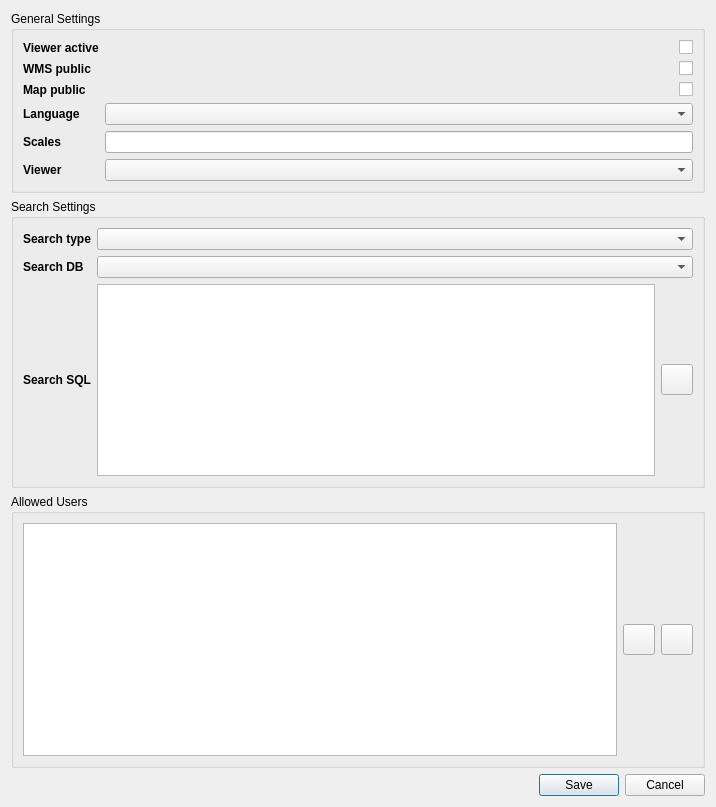
Qt form qgiscloud/mapsettings.ui (qgiscloud/qgis-cloud-plugin) before a commit.
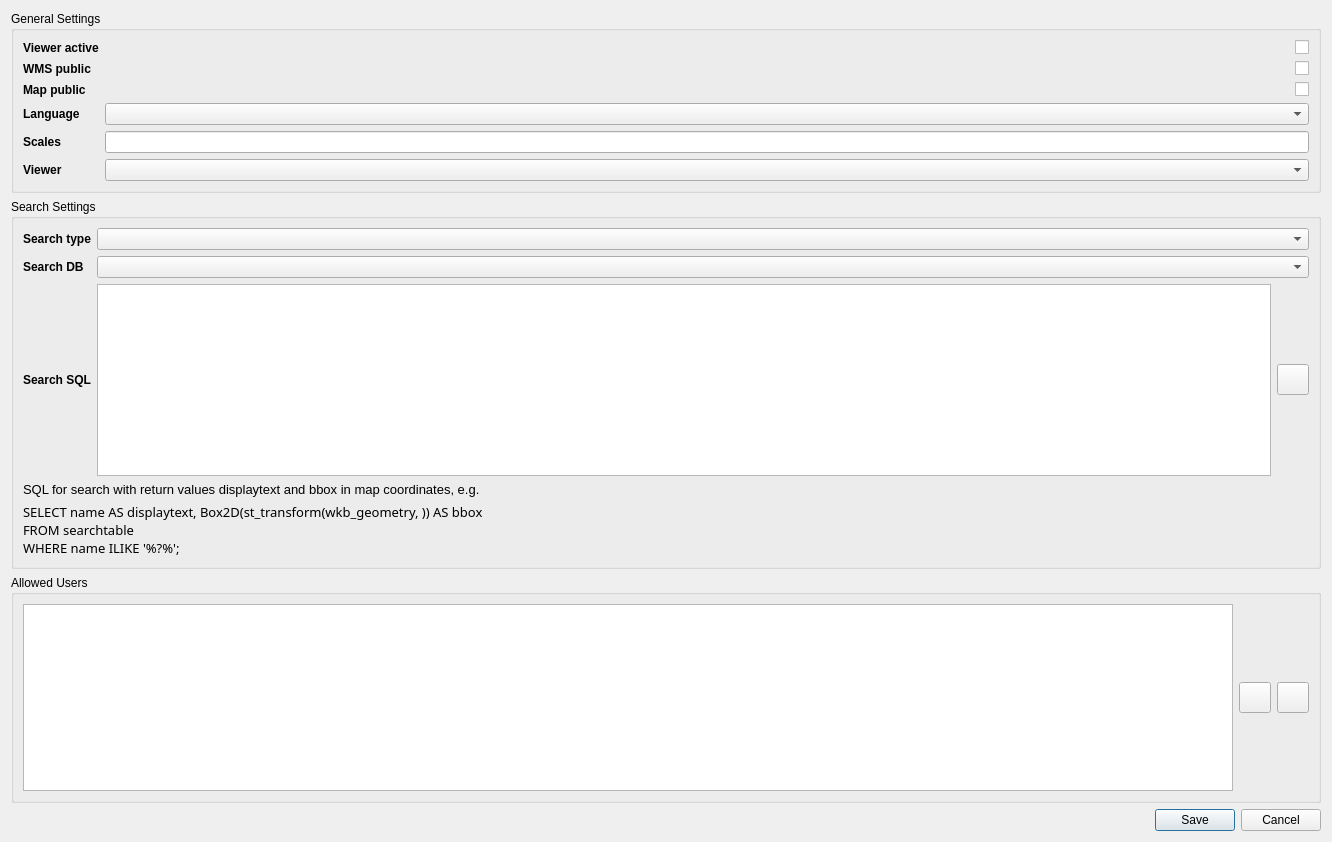
The same form after that commit. Custom widgets are drawn as their Qt base class.

```diff
--- a/qgiscloud/mapsettings.ui
+++ b/qgiscloud/mapsettings.ui
@@ -6,8 +6,8 @@
    <rect>
     <x>0</x>
     <y>0</y>
-    <width>716</width>
-    <height>807</height>
+    <width>1332</width>
+    <height>842</height>
    </rect>
   </property>
   <property name="windowTitle">
@@ -229,6 +229,21 @@
       <string>Search Settings</string>
      </property>
      <layout class="QGridLayout" name="gridLayout_4">
+      <item row="1" column="1">
+       <widget class="QLabel" name="label">
+        <property name="font">
+         <font>
+          <pointsize>10</pointsize>
+         </font>
+        </property>
+        <property name="text">
+         <string>SQL for search with return values displaytext and bbox in map coordinates, e.g. </string>
+        </property>
+        <property name="wordWrap">
+         <bool>true</bool>
+        </property>
+       </widget>
+      </item>
       <item row="0" column="1">
        <layout class="QGridLayout" name="gridLayout_6">
         <item row="1" column="1">
@@ -298,6 +313,21 @@
         </item>
        </layout>
       </item>
+      <item row="2" column="1">
+       <widget class="QLabel" name="label_2">
+        <property name="font">
+         <font>
+          <family>Courier 10 Pitch</family>
+          <pointsize>10</pointsize>
+         </font>
+        </property>
+        <property name="text">
+         <string>SELECT name AS displaytext, Box2D(st_transform(wkb_geometry, &lt;CRS&gt;)) AS bbox 
+FROM searchtable 
+WHERE name ILIKE '%?%';</string>
+        </property>
+       </widget>
+      </item>
      </layout>
     </widget>
    </item>
```
